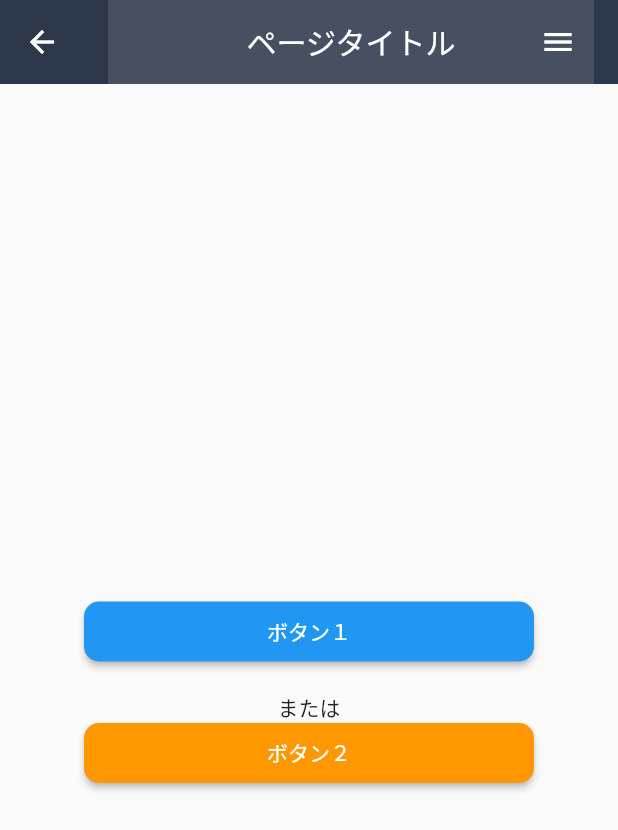
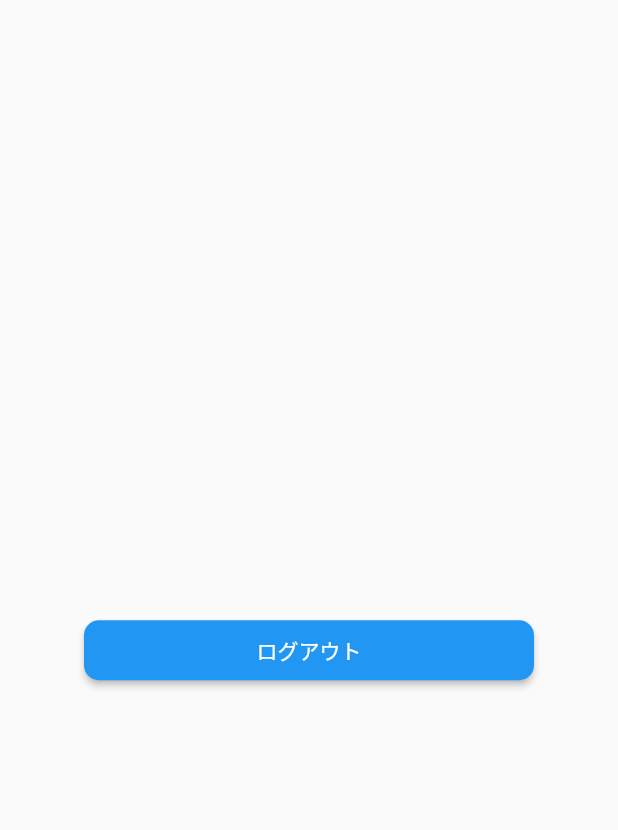
Before and after one commit to kotaitos/allergy, a Flutter app: the Home screen opened by its route, on a phone screen of 412 x 824 dp. Shown: the top 830 px of the screen. Run offline on Flutter 3.47's test engine with Material 2 defaults, Android fonts, the phone set to English and light mode, and no system bars; our stand-ins replace firebase_auth, firebase_core; accounts and stored records are empty; generated files the repository leaves out were written again.

Commit message:
:+1:ホーム画面にログアウトボタンを配置

```diff
--- a/lib/screens/home_screen.dart
+++ b/lib/screens/home_screen.dart
@@ -23,11 +23,11 @@ class Home extends StatelessWidget {
 
     return Scaffold(
       // Header部分
-      appBar: AppBar(
-        elevation: 0,
-        backgroundColor: CustomColors.firebaseNavy,
-        title: const AppBarTitle(),
-      ),
+      // appBar: AppBar(
+      //   elevation: 0,
+      //   backgroundColor: CustomColors.firebaseNavy,
+      //   title: const AppBarTitle(),
+      // ),
 
       // メイン画面
       body: Center(
@@ -35,7 +35,8 @@ class Home extends StatelessWidget {
           Padding(
             padding: const EdgeInsets.fromLTRB(0, 0, 0, 20.0),
             child: Text(_uid,
-                style: const TextStyle(fontSize: 20, fontWeight: FontWeight.bold)),
+                style:
+                    const TextStyle(fontSize: 20, fontWeight: FontWeight.bold)),
           ),
           SizedBox(
             width: 300.0,
@@ -49,7 +50,7 @@ class Home extends StatelessWidget {
                     borderRadius: BorderRadius.circular(10),
                   ),
                 ),
-                child: const Text('ボタン１'),
+                child: const Text('ログアウト'),
 
                 // ボタン１の処理内容（ポップアップを出し、何かを入力させる。）
                 onPressed: () async {
@@ -58,16 +59,7 @@ class Home extends StatelessWidget {
                       builder: (context) {
                         child:
                         return AlertDialog(
-                          title: const Text('ダイアログ　タイトル'),
-                          content: TextField(
-                            //controller: dateTextController,
-                            decoration: const InputDecoration(
-                              hintText: '入力項目１',
-                            ),
-                            autofocus: true,
-                            // keyboardType: TextInputType.number,
-                            controller: _roomnameController,
-                          ),
+                          title: const Text('ログアウトしますか？'),
                           actions: <Widget>[
                             TextButton(
                                 child: const Text('キャンセル'),
@@ -77,57 +69,8 @@ class Home extends StatelessWidget {
                             TextButton(
                                 child: const Text('OK'),
                                 onPressed: () {
-                                  Navigator.pop(context);
-                                  print(_roomnameController);
-                                }),
-                          ],
-                        );
-                      });
-                }),
-          ),
-          const Padding(
-            padding: EdgeInsets.fromLTRB(0, 20.0, 0, 0),
-            child: Text('または'),
-          ),
-          SizedBox(
-            width: 300.0,
-            height: 40.0,
-            child: ElevatedButton(
-                // ボタンの形状や背景色など
-                style: ElevatedButton.styleFrom(
-                  primary: Colors.orange, // background-color
-                  onPrimary: Colors.white, //text-color
-                  shape: RoundedRectangleBorder(
-                    borderRadius: BorderRadius.circular(10),
-                  ),
-                ),
-                child: const Text('ボタン２'),
-                // ボタン２の処理内容（ポップアップを出し、何かを入力させる。）
-                onPressed: () async {
-                  await showDialog(
-                      context: context,
-                      builder: (context) {
-                        return AlertDialog(
-                          title: const Text('ダイアログ　タイトル'),
-                          content: TextField(
-                            //controller: dateTextController,
-                            decoration: const InputDecoration(
-                              hintText: '入力項目２',
-                            ),
-                            autofocus: true,
-                            // keyboardType: TextInputType.number,
-                            controller: _roomnameController,
-                          ),
-                          actions: <Widget>[
-                            TextButton(
-                                child: const Text('キャンセル'),
-                                onPressed: () {
-                                  Navigator.pop(context);
-                                }),
-                            TextButton(
-                                child: const Text('OK'),
-                                onPressed: () {
-                                  Navigator.pop(context);
+                                  FirebaseAuth.instance.signOut();
+                                  Navigator.of(context).pushNamed("/signin");
                                 }),
                           ],
                         );
--- a/lib/widgets/app_bar_title.dart
+++ b/lib/widgets/app_bar_title.dart
@@ -9,8 +9,8 @@ class AppBarTitle extends StatelessWidget {
     const List<String> _popmenu_list = ["テスト", "ログアウト"];
     return AppBar(
       // leading: Icon(Icons.home),
-        title: const Text('ページタイトル'),
-        backgroundColor: Colors.white12,
+      title: const Text('allergy'),
+      backgroundColor: Colors.black12,
       centerTitle: true,
       elevation: 0.0,
       automaticallyImplyLeading: false,
@@ -25,7 +25,6 @@ class AppBarTitle extends StatelessWidget {
               FirebaseAuth.instance.signOut();
 
               Navigator.of(context).pushNamed("/signin");
-                // Navigator.of(context).popUntil((route) => route.isFirst);
             }
           },
           itemBuilder: (BuildContext context) {
```
Lines whose indentation alone changed are shown as unchanged.
